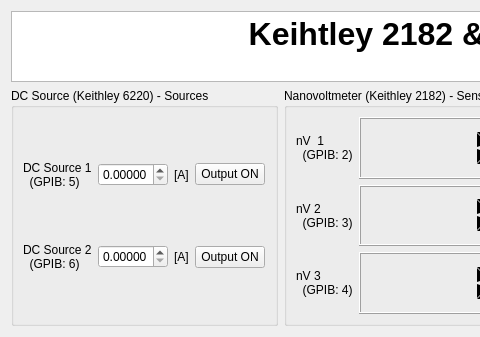
First picture: the form in Keithley/Keithley_Control.ui, repository Cryostat-GUI/Cryostat-GUI, before the edit; both pictures show x 0 to 480 and y 0 to 337 of the 813 by 337 pixel window.
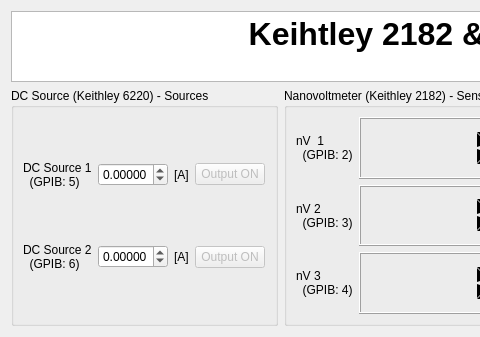
Second picture: the form after the edit.

The edit to the form file:
```diff
--- a/Keithley/Keithley_Control.ui
+++ b/Keithley/Keithley_Control.ui
@@ -261,6 +261,9 @@
         <property name="decimals">
          <number>5</number>
         </property>
+        <property name="minimum">
+         <double>-0.100000000000000</double>
+        </property>
         <property name="maximum">
          <double>0.100000000000000</double>
         </property>
@@ -274,6 +277,9 @@
         <property name="decimals">
          <number>5</number>
         </property>
+        <property name="minimum">
+         <double>-0.100000000000000</double>
+        </property>
         <property name="maximum">
          <double>0.100000000000000</double>
         </property>
@@ -324,6 +330,9 @@
       </item>
       <item row="2" column="3">
        <widget class="QPushButton" name="pushToggleOut_2">
+        <property name="enabled">
+         <bool>false</bool>
+        </property>
         <property name="text">
          <string>Output ON</string>
         </property>
@@ -331,6 +340,9 @@
       </item>
       <item row="0" column="3">
        <widget class="QPushButton" name="pushToggleOut_1">
+        <property name="enabled">
+         <bool>false</bool>
+        </property>
         <property name="text">
          <string>Output ON</string>
         </property>
```
